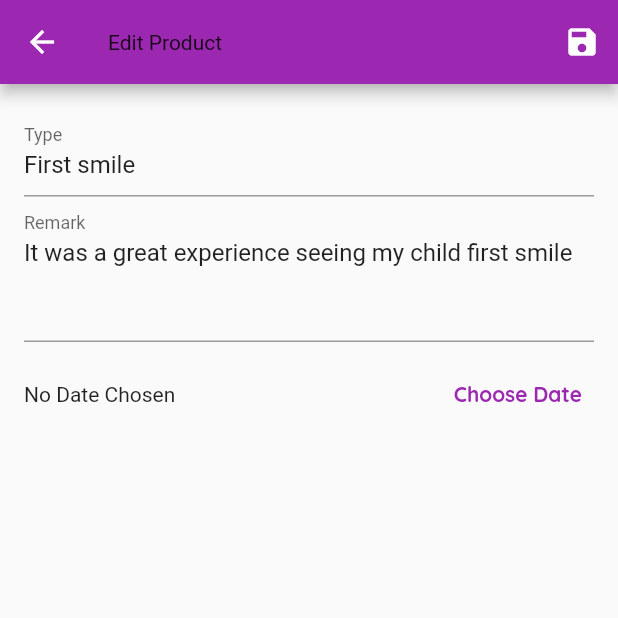
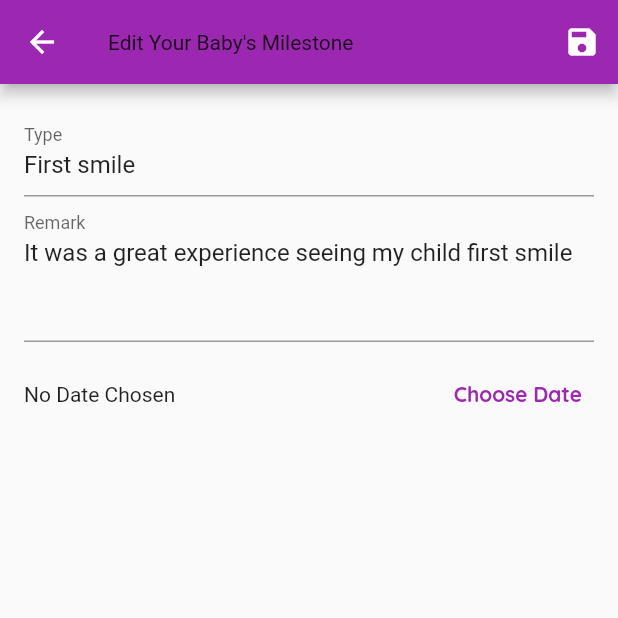
Before and after one commit to haxzzallian/Track_your_baby_milestone, a Flutter app: the MilestoneDisplayScreen screen opened by its route, after a tap on the "edit" icon, on a phone screen of 412 x 824 dp, the top half of it. Run offline on Flutter 3.47's test engine with Material 2 defaults, Android fonts, the phone set to English and light mode, and no system bars; our stand-ins replace smooth_page_indicator.

Commit message:
resolved the bug with routing to milestone details page

```diff
--- a/lib/screen/edit_milestone_screen.dart
+++ b/lib/screen/edit_milestone_screen.dart
@@ -126,7 +126,7 @@ class _EditMilestoneScreenState extends State<EditMilestoneScreen> {
   Widget build(BuildContext context) {
     return Scaffold(
       appBar: AppBar(
-        title: Text('Edit Product'),
+        title: Text('Edit Your Baby\'s Milestone'),
         actions: <Widget>[
           IconButton(
             icon: Icon(Icons.save),
@@ -201,71 +201,6 @@ class _EditMilestoneScreenState extends State<EditMilestoneScreen> {
                   ],
                 ),
               ),
-
-              /* Row(
-                crossAxisAlignment: CrossAxisAlignment.end,
-                children: <Widget>[
-                  Container(
-                    width: 100,
-                    height: 100,
-                    margin: EdgeInsets.only(
-                      top: 8,
-                      right: 10,
-                    ),
-                    decoration: BoxDecoration(
-                      border: Border.all(
-                        width: 1,
-                        color: Colors.grey,
-                      ),
-                    ),
-                    child: _imageUrlController.text.isEmpty
-                        ? Text('Enter a URL')
-                        : FittedBox(
-                            child: Image.network(
-                              _imageUrlController.text,
-                              fit: BoxFit.cover,
-                            ),
-                          ),
-                  ),
-                  Expanded(
-                    child: TextFormField(
-                      decoration: InputDecoration(labelText: 'Image URL'),
-                      keyboardType: TextInputType.url,
-                      textInputAction: TextInputAction.done,
-                      controller: _imageUrlController,
-                      focusNode: _imageUrlFocusNode,
-                      onFieldSubmitted: (_) {
-                        _saveForm();
-                      },
-                      validator: (value) {
-                        if (value.isEmpty) {
-                          return 'Please enter an image URL.';
-                        }
-                        if (!value.startsWith('http') &&
-                            !value.startsWith('https')) {
-                          return 'Please enter a valid URL.';
-                        }
-                        if (!value.endsWith('.png') &&
-                            !value.endsWith('.jpg') &&
-                            !value.endsWith('.jpeg')) {
-                          return 'Please enter a valid image URL.';
-                        }
-                        return null;
-                      },
-                      onSaved: (value) {
-                        _editedProduct = Product(
-                          title: _editedProduct.title,
-                          price: _editedProduct.price,
-                          description: _editedProduct.description,
-                          imageUrl: value,
-                          id: _editedProduct.id,
-                          isFavorite: _editedProduct.isFavorite,
-                        );
-                      },
-                    ),
-                  ),
-                ],
-              ),*/
             ],
           ),
         ),
--- a/lib/screen/milestone_details_screen.dart
+++ b/lib/screen/milestone_details_screen.dart
@@ -8,9 +8,14 @@ class MilestoneDetailsScreen extends StatelessWidget {
   final String type;
   final String remark;
   DateTime milestoneDate;
-  final String id;
+  //final String id;
 
-  MilestoneDetailsScreen({this.type, this.milestoneDate, this.remark, this.id});
+  MilestoneDetailsScreen({
+    this.type,
+    this.milestoneDate,
+    this.remark,
+    //this.id,
+  });
 
   @override
   Widget build(BuildContext context) {
@@ -25,7 +30,7 @@ class MilestoneDetailsScreen extends StatelessWidget {
       appBar: AppBar(
         title: Text(type),
       ),
-      body: SingleChildScrollView(
+      /*body: SingleChildScrollView(
         child: Column(
           children: <Widget>[
             Container(
@@ -54,7 +59,7 @@ class MilestoneDetailsScreen extends StatelessWidget {
             )
           ],
         ),
-      ),
+      ),*/
     );
   }
 }
--- a/lib/screen/milestone_display_screen.dart
+++ b/lib/screen/milestone_display_screen.dart
@@ -14,7 +14,7 @@ class MilestoneDisplayScreen extends StatelessWidget {
     final milestonesData = Provider.of<Milestones>(context);
     return Scaffold(
       appBar: AppBar(
-        title: const Text('Your Products'),
+        title: const Text('Your baby\'s Milestone'),
         actions: <Widget>[
           IconButton(
             icon: const Icon(Icons.add),
--- a/lib/widgets/milestone_item.dart
+++ b/lib/widgets/milestone_item.dart
@@ -1,6 +1,8 @@
 import 'package:flutter/material.dart';
 import 'package:provider/provider.dart';
+
 import '../screen/edit_milestone_screen.dart';
+import '../screen/milestone_details_screen.dart';
 
 import '../models/milestones.dart';
 import './milestone_item.dart';
@@ -15,7 +17,20 @@ class MilestoneItem extends StatelessWidget {
   @override
   Widget build(BuildContext context) {
     return ListTile(
-      title: Text(type),
+      title: GestureDetector(
+        onTap: () {
+          Navigator.of(context).push(
+            MaterialPageRoute(
+                builder: (ctx) => MilestoneDetailsScreen(
+                      type: type,
+                      milestoneDate: milestoneDate,
+                      remark: remark,
+                      //id: id,
+                    )),
+          );
+        },
+        child: Text(type),
+      ),
       leading: CircleAvatar(
         child: Text(milestoneDate.toString()),
       ),
```
